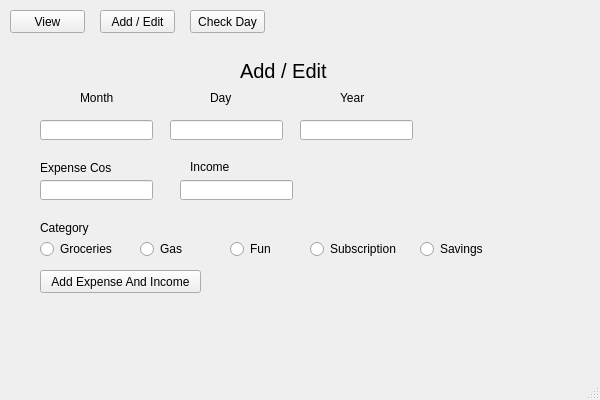
Before: the Qt Designer form gui.ui in cthieman1/Final_Project2, drawn with Qt 5.
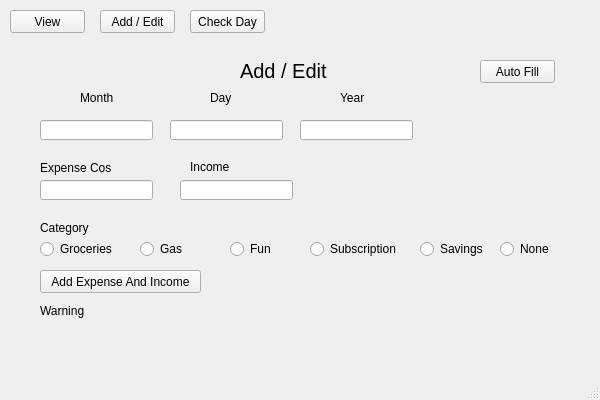
After: the same form once the commit is applied. The open tabs and pages were chosen to show the change.

Commit message: Added functionality to create logs for each day, general TODO fixes

Patch:
```diff
--- a/gui.ui
+++ b/gui.ui
@@ -729,6 +729,48 @@
        </rect>
       </property>
      </widget>
+     <widget class="QLabel" name="add_warning_lbl">
+      <property name="geometry">
+       <rect>
+        <x>40</x>
+        <y>260</y>
+        <width>451</width>
+        <height>21</height>
+       </rect>
+      </property>
+      <property name="text">
+       <string>Warning</string>
+      </property>
+     </widget>
+     <widget class="QRadioButton" name="radioButton_6">
+      <property name="geometry">
+       <rect>
+        <x>500</x>
+        <y>200</y>
+        <width>83</width>
+        <height>18</height>
+       </rect>
+      </property>
+      <property name="text">
+       <string>None</string>
+      </property>
+      <attribute name="buttonGroup">
+       <string notr="true">category_btn_grp</string>
+      </attribute>
+     </widget>
+     <widget class="QPushButton" name="auto_fill_btn">
+      <property name="geometry">
+       <rect>
+        <x>480</x>
+        <y>20</y>
+        <width>75</width>
+        <height>23</height>
+       </rect>
+      </property>
+      <property name="text">
+       <string>Auto Fill</string>
+      </property>
+     </widget>
     </widget>
    </widget>
    <widget class="QPushButton" name="add_btn">
```
Left out of the diff: 15 changed lines with no effect on the pictures. The commit also changes 2 other files.
